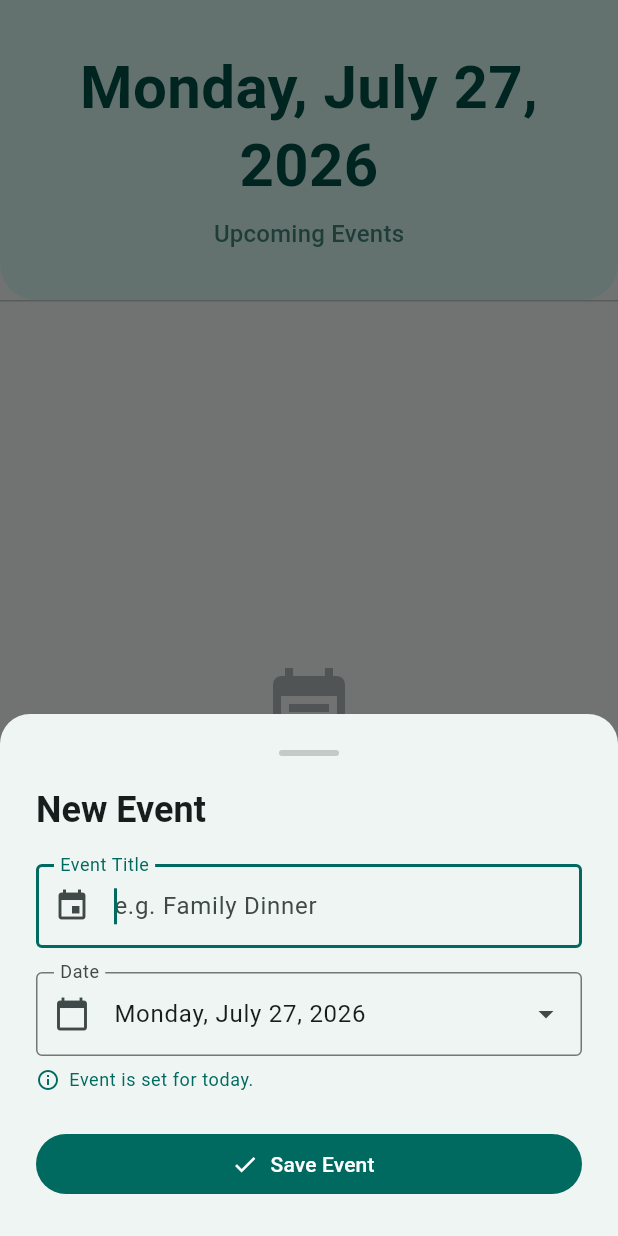
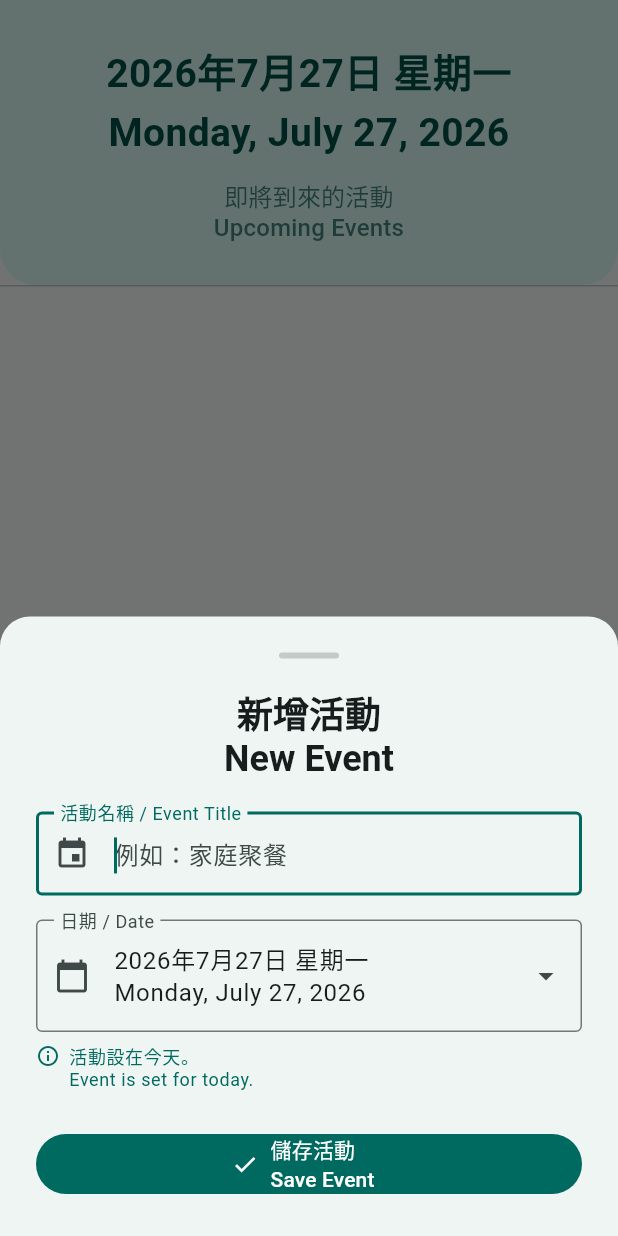
Before and after one commit to gratine-kitchen/app-for-mom, a Flutter app: the screen it shows after launch, after a tap on the "add" icon, on a phone screen of 412 x 824 dp. Run offline on Flutter 3.47's test engine with Material 3 defaults, Android fonts, the phone set to English and light mode, and no system bars; our stand-ins replace cloud_firestore, firebase_core; accounts and stored records are empty; statements that could not run were skipped.

Commit message:
feat: add bilingual English + Traditional Chinese support
- Add AppStrings class with all UI labels in both languages
- Add BilingualDateFormatter for Chinese + English date display
- Update HomeScreen and AddEventSheet to use bilingual strings
- Initialize zh_TW locale data for date formatting
- Update tests to use new bilingual strings and locale init

```diff
--- /dev/null
+++ b/lib/l10n/app_strings.dart
@@ -0,0 +1,64 @@
+/// Bilingual (English + Traditional Chinese) strings for the App for Mom UI.
+///
+/// Every label is displayed in both languages simultaneously, with
+/// Traditional Chinese first (larger/top) and English second (smaller/bottom)
+/// to serve bilingual family members.
+class AppStrings {
+  const AppStrings._();
+
+  // ---------------------------------------------------------------------------
+  // Home Screen
+  // ---------------------------------------------------------------------------
+
+  /// FAB tooltip
+  static const String addEventTooltip = '新增活動\nAdd Event';
+
+  /// Section header below the date display
+  static const String upcomingEvents = '即將到來的活動\nUpcoming Events';
+
+  /// Error state when Firestore stream fails
+  static const String couldNotLoadEvents = '無法載入活動。\nCould not load events.';
+
+  /// Empty state when there are no upcoming events
+  static const String noUpcomingEvents = '沒有即將到來的活動\nNo upcoming events';
+
+  /// Empty state hint text
+  static const String tapPlusToAdd = '點擊 + 按鈕新增！\nTap the + button to add one!';
+
+  // ---------------------------------------------------------------------------
+  // Add Event Sheet
+  // ---------------------------------------------------------------------------
+
+  /// Bottom sheet title
+  static const String newEvent = '新增活動\nNew Event';
+
+  /// Text field label
+  static const String eventTitleLabel = '活動名稱 / Event Title';
+
+  /// Text field hint / placeholder
+  static const String eventTitleHint = '例如：家庭聚餐\ne.g. Family Dinner';
+
+  /// Validation error when title is empty
+  static const String pleaseEnterTitle = '請輸入活動名稱。\nPlease enter an event title.';
+
+  /// Date picker field label
+  static const String dateLabel = '日期 / Date';
+
+  /// DatePicker dialog help text
+  static const String selectEventDate = '選擇活動日期\nSelect event date';
+
+  /// DatePicker dialog field label
+  static const String eventDateFieldLabel = '活動日期\nEvent date';
+
+  /// Info message when selected date is today
+  static const String eventIsToday = '活動設在今天。\nEvent is set for today.';
+
+  /// Save button — normal state
+  static const String saveEvent = '儲存活動\nSave Event';
+
+  /// Save button — loading state
+  static const String saving = '儲存中...\nSaving...';
+
+  /// Error when saving fails
+  static const String failedToSave = '儲存失敗\nFailed to save event';
+}
--- /dev/null
+++ b/lib/l10n/bilingual_date_formatter.dart
@@ -0,0 +1,29 @@
+import 'package:intl/intl.dart';
+
+/// Formats a [DateTime] for bilingual display (Traditional Chinese + English).
+///
+/// Example output:
+///   2026年7月27日 星期一
+///   Monday, July 27, 2026
+class BilingualDateFormatter {
+  const BilingualDateFormatter._();
+
+  /// Full date with weekday, suitable for the large date header.
+  /// Chinese: 2026年7月27日 星期一
+  /// English: Monday, July 27, 2026
+  static String full(DateTime date) {
+    final zh = DateFormat('yyyy年M月d日 EEEE', 'zh_TW').format(date);
+    final en = DateFormat('EEEE, MMMM d, yyyy').format(date);
+    return '$zh\n$en';
+  }
+
+  /// Compact date for event cards (no year, shorter).
+  /// Chinese: 7月27日 週一
+  /// English: Mon, Jul 27
+  static String compact(DateTime date) {
+    final zh = DateFormat('M月d日', 'zh_TW').format(date);
+    final weekday = DateFormat('EEEE', 'zh_TW').format(date);
+    final en = DateFormat('EEE, MMM d').format(date);
+    return '$zh $weekday\n$en';
+  }
+}
--- a/lib/main.dart
+++ b/lib/main.dart
@@ -1,5 +1,6 @@
 import 'package:flutter/material.dart';
 import 'package:firebase_core/firebase_core.dart';
+import 'package:intl/date_symbol_data_local.dart';
 
 import 'firebase_options.dart';
 import 'screens/home_screen.dart';
@@ -8,6 +9,8 @@ import 'services/firestore_service_impl.dart';
 
 void main() async {
   WidgetsFlutterBinding.ensureInitialized();
+
+  await initializeDateFormatting('zh_TW', null);
 
   await Firebase.initializeApp(
     options: DefaultFirebaseOptions.currentPlatform,
--- a/lib/screens/add_event_sheet.dart
+++ b/lib/screens/add_event_sheet.dart
@@ -1,6 +1,7 @@
 import 'package:flutter/material.dart';
-import 'package:intl/intl.dart';
 
+import '../l10n/app_strings.dart';
+import '../l10n/bilingual_date_formatter.dart';
 import '../services/firestore_service.dart';
 
 /// A bottom sheet that allows the user to create a new event with a title
@@ -49,8 +50,8 @@ class _AddEventSheetState extends State<AddEventSheet> {
       initialDate: _selectedDate,
       firstDate: DateTime(now.year, now.month, now.day),
       lastDate: DateTime(now.year + 5),
-      helpText: 'Select event date',
-      fieldLabelText: 'Event date',
+      helpText: AppStrings.selectEventDate,
+      fieldLabelText: AppStrings.eventDateFieldLabel,
     );
 
     if (picked != null) {
@@ -75,7 +76,7 @@ class _AddEventSheetState extends State<AddEventSheet> {
     } catch (e) {
       if (mounted) {
         ScaffoldMessenger.of(context).showSnackBar(
-          SnackBar(content: Text('Failed to save event: $e')),
+          SnackBar(content: Text(AppStrings.failedToSave)),
         );
       }
     } finally {
@@ -118,9 +119,11 @@ class _AddEventSheetState extends State<AddEventSheet> {
 
             // Title
             Text(
-              'New Event',
+              AppStrings.newEvent,
+              textAlign: TextAlign.center,
               style: theme.textTheme.headlineSmall?.copyWith(
                 fontWeight: FontWeight.bold,
+                height: 1.3,
               ),
             ),
             const SizedBox(height: 20),
@@ -130,15 +133,15 @@ class _AddEventSheetState extends State<AddEventSheet> {
               controller: _titleController,
               autofocus: true,
               textCapitalization: TextCapitalization.sentences,
-              decoration: const InputDecoration(
-                labelText: 'Event Title',
-                hintText: 'e.g. Family Dinner',
-                border: OutlineInputBorder(),
-                prefixIcon: Icon(Icons.event),
+              decoration: InputDecoration(
+                labelText: AppStrings.eventTitleLabel,
+                hintText: AppStrings.eventTitleHint,
+                border: const OutlineInputBorder(),
+                prefixIcon: const Icon(Icons.event),
               ),
               validator: (value) {
                 if (value == null || value.trim().isEmpty) {
-                  return 'Please enter an event title.';
+                  return AppStrings.pleaseEnterTitle;
                 }
                 return null;
               },
@@ -150,33 +153,36 @@ class _AddEventSheetState extends State<AddEventSheet> {
               onTap: _pickDate,
               borderRadius: BorderRadius.circular(8),
               child: InputDecorator(
-                decoration: const InputDecoration(
-                  labelText: 'Date',
-                  border: OutlineInputBorder(),
-                  prefixIcon: Icon(Icons.calendar_today),
-                  suffixIcon: Icon(Icons.arrow_drop_down),
+                decoration: InputDecoration(
+                  labelText: AppStrings.dateLabel,
+                  border: const OutlineInputBorder(),
+                  prefixIcon: const Icon(Icons.calendar_today),
+                  suffixIcon: const Icon(Icons.arrow_drop_down),
                 ),
                 child: Text(
-                  DateFormat('EEEE, MMMM d, yyyy').format(_selectedDate),
-                  style: theme.textTheme.bodyLarge,
+                  BilingualDateFormatter.full(_selectedDate),
+                  style: theme.textTheme.bodyLarge?.copyWith(height: 1.3),
                 ),
               ),
             ),
 
-            // Validation: past-date warning (informational, not blocking
-            // since picker already restricts to today+)
+            // Validation: past-date warning
             if (_isDateToday())
               Padding(
                 padding: const EdgeInsets.only(top: 8),
                 child: Row(
+                  crossAxisAlignment: CrossAxisAlignment.start,
                   children: [
                     Icon(Icons.info_outline,
                         size: 16, color: theme.colorScheme.primary),
                     const SizedBox(width: 6),
-                    Text(
-                      'Event is set for today.',
-                      style: theme.textTheme.bodySmall?.copyWith(
-                        color: theme.colorScheme.primary,
+                    Flexible(
+                      child: Text(
+                        AppStrings.eventIsToday,
+                        style: theme.textTheme.bodySmall?.copyWith(
+                          color: theme.colorScheme.primary,
+                          height: 1.3,
+                        ),
                       ),
                     ),
                   ],
@@ -198,7 +204,7 @@ class _AddEventSheetState extends State<AddEventSheet> {
                       ),
                     )
                   : const Icon(Icons.check),
-              label: Text(_isSaving ? 'Saving...' : 'Save Event'),
+              label: Text(_isSaving ? AppStrings.saving : AppStrings.saveEvent),
             ),
           ],
         ),
--- a/lib/screens/home_screen.dart
+++ b/lib/screens/home_screen.dart
@@ -1,6 +1,8 @@
 import 'package:flutter/material.dart';
 import 'package:intl/intl.dart';
 
+import '../l10n/app_strings.dart';
+import '../l10n/bilingual_date_formatter.dart';
 import '../models/event.dart';
 import '../services/firestore_service.dart';
 import 'add_event_sheet.dart';
@@ -29,7 +31,7 @@ class HomeScreen extends StatelessWidget {
       ),
       floatingActionButton: FloatingActionButton(
         onPressed: () => _openAddEventSheet(context),
-        tooltip: 'Add Event',
+        tooltip: AppStrings.addEventTooltip,
         child: const Icon(Icons.add),
       ),
     );
@@ -50,12 +52,12 @@ class _DateDisplay extends StatelessWidget {
 
   @override
   Widget build(BuildContext context) {
-    final formatted = DateFormat('EEEE, MMMM d, yyyy').format(date);
+    final formatted = BilingualDateFormatter.full(date);
     final theme = Theme.of(context);
 
     return Container(
       width: double.infinity,
-      padding: const EdgeInsets.symmetric(vertical: 32, horizontal: 24),
+      padding: const EdgeInsets.symmetric(vertical: 28, horizontal: 20),
       decoration: BoxDecoration(
         color: theme.colorScheme.primaryContainer.withValues(alpha: 0.3),
         borderRadius: const BorderRadius.vertical(
@@ -68,17 +70,19 @@ class _DateDisplay extends StatelessWidget {
             formatted,
             textAlign: TextAlign.center,
             style: TextStyle(
-              fontSize: 40,
+              fontSize: 26,
               fontWeight: FontWeight.bold,
               color: theme.colorScheme.onPrimaryContainer,
-              height: 1.3,
+              height: 1.5,
             ),
           ),
-          const SizedBox(height: 8),
+          const SizedBox(height: 12),
           Text(
-            'Upcoming Events',
+            AppStrings.upcomingEvents,
+            textAlign: TextAlign.center,
             style: theme.textTheme.titleMedium?.copyWith(
               color: theme.colorScheme.onPrimaryContainer.withValues(alpha: 0.7),
+              height: 1.3,
             ),
           ),
         ],
@@ -118,7 +122,7 @@ class _EventList extends StatelessWidget {
                       color: Theme.of(context).colorScheme.error),
                   const SizedBox(height: 12),
                   Text(
-                    'Could not load events.',
+                    AppStrings.couldNotLoadEvents,
                     style: Theme.of(context).textTheme.bodyLarge,
                     textAlign: TextAlign.center,
                   ),
@@ -152,7 +156,7 @@ class _EventList extends StatelessWidget {
                           .withValues(alpha: 0.3)),
                   const SizedBox(height: 16),
                   Text(
-                    'No upcoming events',
+                    AppStrings.noUpcomingEvents,
                     style: Theme.of(context).textTheme.headlineSmall?.copyWith(
                           color: Theme.of(context)
                               .colorScheme
@@ -162,7 +166,7 @@ class _EventList extends StatelessWidget {
                   ),
                   const SizedBox(height: 8),
                   Text(
-                    'Tap the + button to add one!',
+                    AppStrings.tapPlusToAdd,
                     style: Theme.of(context).textTheme.bodyMedium?.copyWith(
                           color: Theme.of(context)
                               .colorScheme
@@ -198,14 +202,15 @@ class _EventCard extends StatelessWidget {
   @override
   Widget build(BuildContext context) {
     final theme = Theme.of(context);
-    final dateFormatted = DateFormat('MMM d, yyyy').format(event.date);
-    final weekday = DateFormat('EEEE').format(event.date);
+    final dateFormatted = BilingualDateFormatter.compact(event.date);
 
     // Check if the event is today.
     final now = DateTime.now();
     final isToday = event.date.year == now.year &&
         event.date.month == now.month &&
         event.date.day == now.day;
+
+    final monthLabel = DateFormat('M月', 'zh_TW').format(event.date);
 
     return Card(
       margin: const EdgeInsets.only(bottom: 10),
@@ -239,7 +244,7 @@ class _EventCard extends StatelessWidget {
                     ),
                   ),
                   Text(
-                    DateFormat('MMM').format(event.date),
+                    monthLabel,
                     style: TextStyle(
                       fontSize: 11,
                       fontWeight: FontWeight.w600,
@@ -269,9 +274,10 @@ class _EventCard extends StatelessWidget {
                   ),
                   const SizedBox(height: 2),
                   Text(
-                    isToday ? 'Today · $weekday' : '$weekday, $dateFormatted',
+                    dateFormatted,
                     style: theme.textTheme.bodySmall?.copyWith(
                       color: theme.colorScheme.onSurface.withValues(alpha: 0.6),
+                      height: 1.3,
                     ),
                   ),
                 ],
```
Also changed, not shown: 2 other files.
